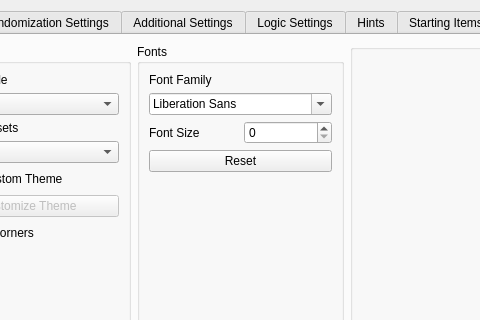
Above: gui/randogui.ui from ssrando/ssrando before the change; both pictures show x 95 to 575 and y 0 to 320 of the 1096 by 738 pixel window. Below: the same form after it.
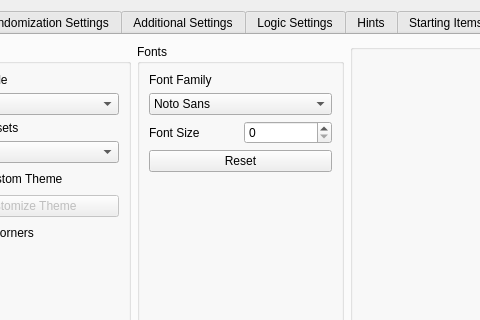
That is the form after the change. The open tabs and pages were chosen to show the change.

Commit message: Limit font family choice to scalable fonts only

Patch:
```diff
--- a/gui/randogui.ui
+++ b/gui/randogui.ui
@@ -2166,14 +2166,29 @@
                  <verstretch>0</verstretch>
                 </sizepolicy>
                </property>
+               <property name="editable">
+                <bool>false</bool>
+               </property>
+               <property name="currentText">
+                <string>Noto Sans</string>
+               </property>
                <property name="sizeAdjustPolicy">
                 <enum>QComboBox::AdjustToContentsOnFirstShow</enum>
                </property>
+               <property name="placeholderText">
+                <string>Select Font Family</string>
+               </property>
                <property name="writingSystem">
                 <enum>QFontDatabase::Any</enum>
                </property>
                <property name="fontFilters">
-                <set>QFontComboBox::AllFonts</set>
+                <set>QFontComboBox::ScalableFonts</set>
+               </property>
+               <property name="currentFont">
+                <font>
+                 <family>Noto Sans</family>
+                 <pointsize>10</pointsize>
+                </font>
                </property>
               </widget>
              </item>
```
Left out of the diff: 2 changed lines with no effect on the pictures. The commit also changes 1 other file.
